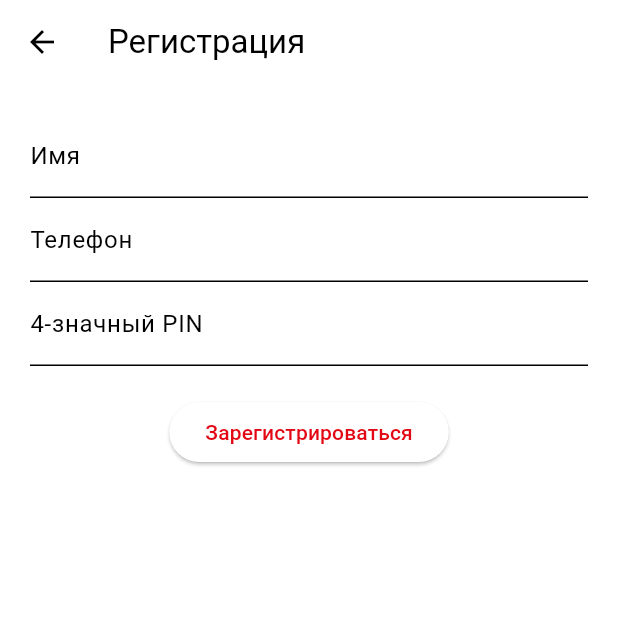
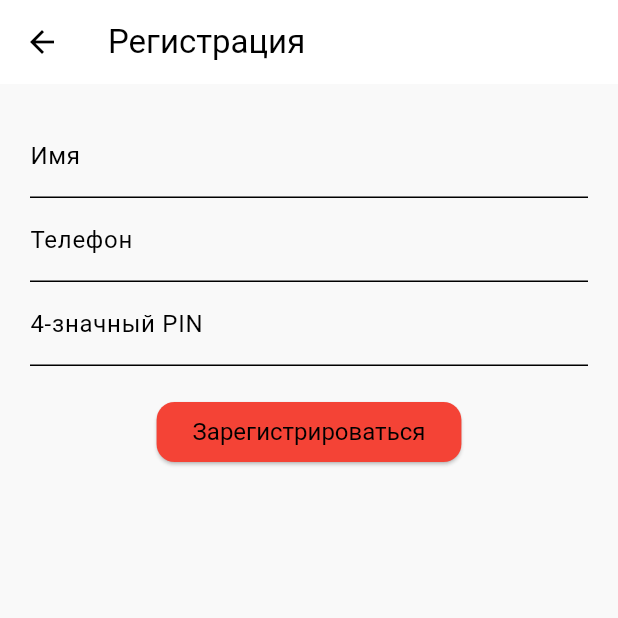
Before and after one commit to pangedza/pangedza_delivery, a Flutter app: the RegisterScreen screen opened by its route, on a phone screen of 412 x 824 dp, the top half of it. Run offline on Flutter 3.47's test engine with Material 3 defaults, Android fonts, the phone set to English and light mode, and no system bars; our stand-ins replace flutter_dotenv, geocoding, google_maps_flutter, supabase_flutter; accounts and stored records are empty; network calls fail.

Commit message:
style: minimalistic buttons

```diff
--- a/lib/screens/checkout_screen.dart
+++ b/lib/screens/checkout_screen.dart
@@ -510,7 +510,10 @@ class _CheckoutScreenState extends State<CheckoutScreen> {
                   debugPrint("🔴 submitOrder запускается");
                   await submitOrder();
                 },
-                style: ElevatedButton.styleFrom(backgroundColor: Colors.red),
+                style: ElevatedButton.styleFrom(
+                  backgroundColor: Colors.red,
+                  foregroundColor: Colors.black,
+                ),
                 child: const Text('ОТПРАВИТЬ ЗАКАЗ'),
               ),
             ),
--- a/lib/screens/register_screen.dart
+++ b/lib/screens/register_screen.dart
@@ -32,6 +32,7 @@ class _RegisterScreenState extends State<RegisterScreen> {
   @override
   Widget build(BuildContext context) {
     return Scaffold(
+      backgroundColor: Color(0xFFF9F9F9),
       appBar: AppBar(title: Text("Регистрация")),
       body: Padding(
         padding: const EdgeInsets.all(20.0),
@@ -47,7 +48,16 @@ class _RegisterScreenState extends State<RegisterScreen> {
                 controller: _pinController,
                 decoration: InputDecoration(labelText: "4-значный PIN")),
             SizedBox(height: 20),
-            ElevatedButton(onPressed: _register, child: Text("Зарегистрироваться"))
+            ElevatedButton(
+              style: ElevatedButton.styleFrom(
+                backgroundColor: Colors.red,
+                foregroundColor: Colors.black,
+                textStyle: TextStyle(fontSize: 16),
+                shape: RoundedRectangleBorder(borderRadius: BorderRadius.circular(12)),
+              ),
+              onPressed: _register,
+              child: Text("Зарегистрироваться"),
+            )
           ],
         ),
       ),
--- a/lib/screens/welcome_screen.dart
+++ b/lib/screens/welcome_screen.dart
@@ -30,6 +30,8 @@ class WelcomeScreen extends StatelessWidget {
                         child: ElevatedButton(
                           style: ElevatedButton.styleFrom(
                             backgroundColor: Colors.redAccent,
+                            foregroundColor: Colors.black,
+                            textStyle: TextStyle(fontSize: 16),
                             shape: RoundedRectangleBorder(
                               borderRadius: BorderRadius.circular(30),
                             ),
@@ -47,6 +49,8 @@ class WelcomeScreen extends StatelessWidget {
                         child: ElevatedButton(
                           style: ElevatedButton.styleFrom(
                             backgroundColor: Colors.redAccent,
+                            foregroundColor: Colors.black,
+                            textStyle: TextStyle(fontSize: 16),
                             shape: RoundedRectangleBorder(
                               borderRadius: BorderRadius.circular(30),
                             ),
--- a/lib/widgets/empty_placeholder.dart
+++ b/lib/widgets/empty_placeholder.dart
@@ -41,7 +41,8 @@ class EmptyPlaceholder extends StatelessWidget {
                   onPressed: onPressed,
                   style: ElevatedButton.styleFrom(
                     backgroundColor: Colors.redAccent,
-                    foregroundColor: Colors.white,
+                    foregroundColor: Colors.black,
+                    textStyle: TextStyle(fontSize: 16),
                   ),
                   child: const Text(
                     'ПЕРЕЙТИ В МЕНЮ',
```
Also changed, not shown: lib/screens/login_screen.dart (+11 -1 lines), lib/screens/phone_login_screen.dart (+6 -1 lines).
